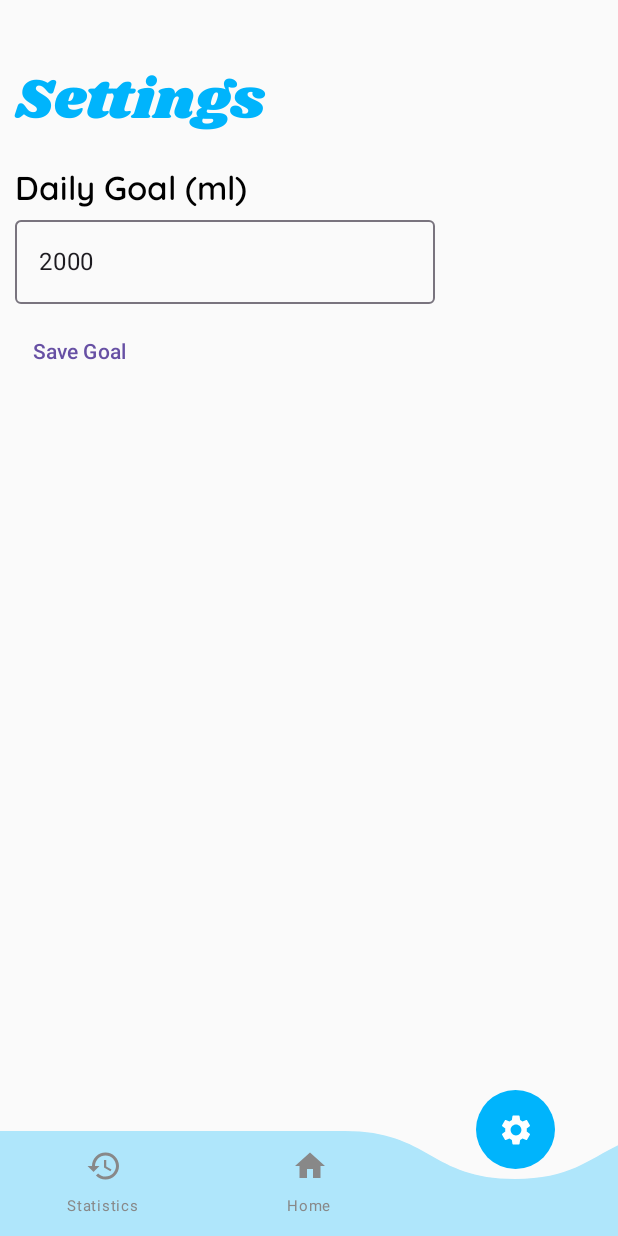
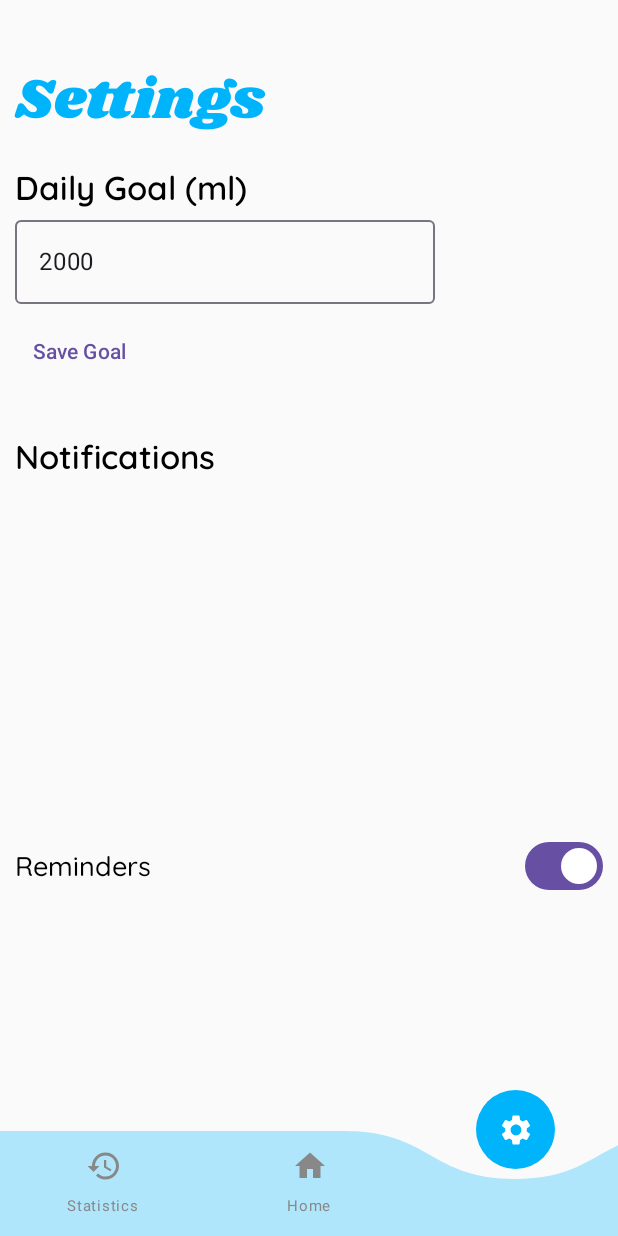
Before and after one commit to veronika8597/Waterly, an Android app built with Jetpack Compose: the SettingsScreen screen opened through its navigation route, on a phone screen of 412 x 824 dp. Run offline under Robolectric (Android 15) with nearby library versions, the phone set to English and light mode, and no system bars.

Commit message:
Settings: persist reminder toggle on change

```diff
--- a/app/src/main/java/com/example/waterly/HomeScreen.kt
+++ b/app/src/main/java/com/example/waterly/HomeScreen.kt
@@ -59,14 +59,16 @@ import java.util.Locale
 @Composable
 fun HomeScreen(navController: NavHostController, selectedIndex: Int, onItemSelected: (Int) -> Unit) {
     val coroutineScope = rememberCoroutineScope()
+    val context = LocalContext.current
     var waterIntake by rememberSaveable { mutableIntStateOf(0) }
     val selectedDate = rememberSaveable { mutableStateOf(getTodayDate()) }
-    val waterGoal = 2000 // in ml
+    //val waterGoal = 2000 // in ml
+    val waterGoal = remember {WaterDataStore.loadDailyGoal(context)}
     val scale = remember { Animatable(1f) }
     var showBottleDialog by rememberSaveable { mutableStateOf(false) }
     var selectedBottleSize by rememberSaveable { mutableStateOf<Int?>(null) }
     var selectedItem by rememberSaveable { mutableStateOf<String?>(null) }
-    val context = LocalContext.current
+
     val waterHistory = remember { mutableStateOf(WaterDataStore.loadWaterHistory(context)) }
     var showFutureOverlay by rememberSaveable { mutableStateOf(false) }
     //var selectedIndex by rememberSaveable { mutableIntStateOf(1) }
--- a/app/src/main/java/com/example/waterly/SettingsScreen.kt
+++ b/app/src/main/java/com/example/waterly/SettingsScreen.kt
@@ -2,11 +2,13 @@ package com.example.waterly
 
 import androidx.compose.foundation.layout.Arrangement
 import androidx.compose.foundation.layout.Column
+import androidx.compose.foundation.layout.Row
 import androidx.compose.foundation.layout.Spacer
 import androidx.compose.foundation.layout.fillMaxSize
 import androidx.compose.foundation.layout.height
 import androidx.compose.foundation.layout.padding
 import androidx.compose.material3.OutlinedTextField
+import androidx.compose.material3.Switch
 import androidx.compose.material3.Text
 import androidx.compose.material3.TextButton
 import androidx.compose.runtime.Composable
@@ -38,11 +40,15 @@ fun SettingsScreen(
     val context = LocalContext.current
     var goalInput by remember { mutableStateOf("") }
     val currentGoal = remember { mutableIntStateOf(WaterDataStore.loadDailyGoal(context)) }
+    var notificationsEnabled by remember { mutableStateOf(WaterDataStore.loadReminderEnabled(context)) }
+
+/*    LaunchedEffect(notificationsEnabled) {
+        WaterDataStore.saveReminderEnabled(context, notificationsEnabled)
+    }*/
 
     LaunchedEffect(currentGoal.intValue) {
         goalInput = currentGoal.intValue.toString()
     }
-
 
 
     Column(
@@ -97,6 +103,37 @@ fun SettingsScreen(
             Text("Save Goal")
         }
 
+        Spacer(modifier = Modifier.height(32.dp))
+
+        Text(
+            modifier = Modifier.padding(start = 10.dp),
+            text = "Notifications",
+            style = WaterlyTypography.titleMedium
+        )
+
+        Spacer(modifier = Modifier.height(12.dp))
+
+        Row(
+            modifier = Modifier
+                .padding(horizontal = 10.dp)
+                .fillMaxSize(),
+            verticalAlignment = Alignment.CenterVertically,
+            horizontalArrangement = Arrangement.SpaceBetween
+        ) {
+            Text(text = "Reminders", style = WaterlyTypography.bodyLarge)
+            Switch(
+                checked = notificationsEnabled,
+                onCheckedChange = {
+                    notificationsEnabled = it
+                    WaterDataStore.saveReminderEnabled(context, it)}
+            )
+        }
+
+
+
+// (Future steps: add interval + quiet hours when this toggle is ON)
+
+
     }
 }
 
--- a/app/src/main/java/com/example/waterly/WaterDataStore.kt
+++ b/app/src/main/java/com/example/waterly/WaterDataStore.kt
@@ -1,6 +1,7 @@
 package com.example.waterly
 
 import android.content.Context
+import androidx.datastore.preferences.core.booleanPreferencesKey
 import androidx.datastore.preferences.core.edit
 import androidx.datastore.preferences.core.intPreferencesKey
 import androidx.datastore.preferences.core.stringPreferencesKey
@@ -16,6 +17,7 @@ private val Context.dataStore by preferencesDataStore(name = "water_history")
 object WaterDataStore {
     private val HISTORY_KEY = stringPreferencesKey("waterHistory")
     private val GOAL_KEY = intPreferencesKey("dailyGoal")
+    private val REMINDER_ENABLED_KEY = booleanPreferencesKey("reminderEnabled")
 
 
     fun saveWaterHistory(context: Context, history: Map<String,Int>) {
@@ -45,4 +47,18 @@ object WaterDataStore {
         }
     }
 
+    fun saveReminderEnabled(context: Context, isEnabled: Boolean) {
+        runBlocking {
+            context.dataStore.edit { it[REMINDER_ENABLED_KEY] = isEnabled }
+        }
+    }
+
+    fun loadReminderEnabled(context: Context): Boolean {
+        return runBlocking {
+            val prefs = context.dataStore.data.first()
+            prefs[REMINDER_ENABLED_KEY] ?: true // default to ON
+        }
+    }
+
+
 }
```
